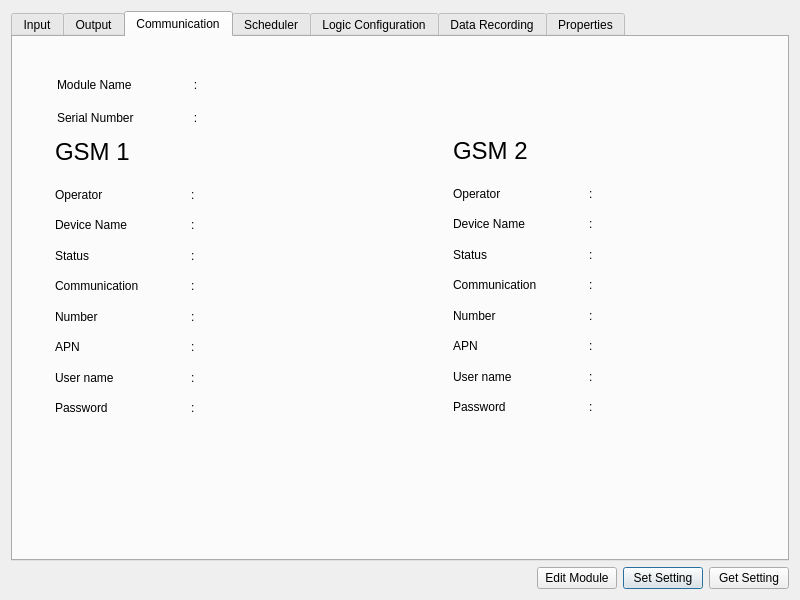
Qt form view/formmodule.ui (zenaki/RTU) before a commit.
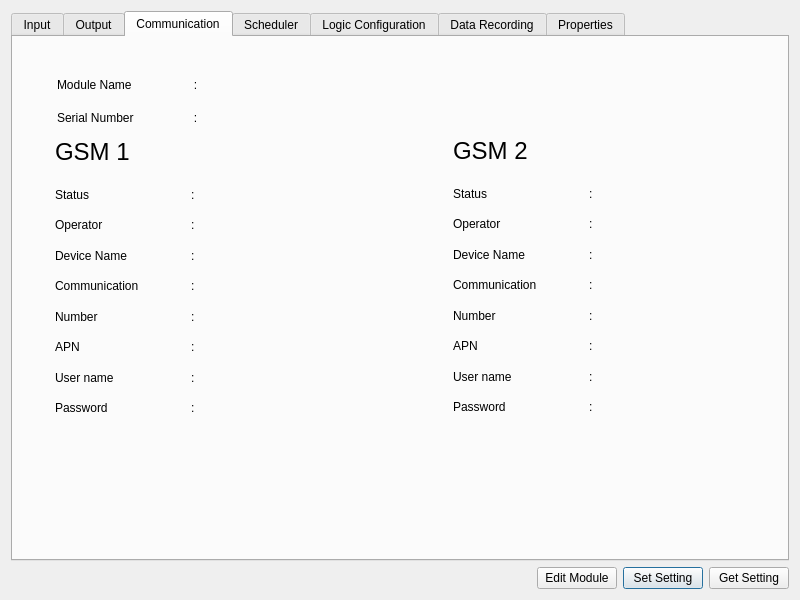
The same form after that commit. Icons and pictures are not drawn.

What changed in the file:
```diff
--- a/view/formmodule.ui
+++ b/view/formmodule.ui
@@ -209,7 +209,7 @@
              </size>
             </property>
             <property name="text">
-             <string>Operator</string>
+             <string>Status</string>
             </property>
            </widget>
           </item>
@@ -228,7 +228,7 @@
              </size>
             </property>
             <property name="text">
-             <string>Status</string>
+             <string>Device Name</string>
             </property>
            </widget>
           </item>
@@ -323,7 +323,7 @@
              </size>
             </property>
             <property name="text">
-             <string>Device Name</string>
+             <string>Operator</string>
             </property>
            </widget>
           </item>
@@ -338,16 +338,6 @@
            </widget>
           </item>
           <item row="1" column="2">
-           <widget class="QLabel" name="device_1">
-            <property name="minimumSize">
-             <size>
-              <width>141</width>
-              <height>27</height>
-             </size>
-            </property>
-           </widget>
-          </item>
-          <item row="0" column="2">
            <widget class="QLabel" name="opt_1">
             <property name="minimumSize">
              <size>
@@ -357,6 +347,16 @@
             </property>
            </widget>
           </item>
+          <item row="0" column="2">
+           <widget class="QLabel" name="status_1">
+            <property name="minimumSize">
+             <size>
+              <width>141</width>
+              <height>27</height>
+             </size>
+            </property>
+           </widget>
+          </item>
           <item row="4" column="0">
            <widget class="QLabel" name="label_6">
             <property name="minimumSize">
@@ -480,7 +480,7 @@
            </widget>
           </item>
           <item row="2" column="2">
-           <widget class="QLabel" name="status_1">
+           <widget class="QLabel" name="device_1">
             <property name="minimumSize">
              <size>
               <width>141</width>
@@ -714,7 +714,7 @@
              </size>
             </property>
             <property name="text">
-             <string>Device Name</string>
+             <string>Operator</string>
             </property>
            </widget>
           </item>
@@ -742,26 +742,6 @@
            </widget>
           </item>
           <item row="2" column="2">
-           <widget class="QLabel" name="status_2">
-            <property name="minimumSize">
-             <size>
-              <width>141</width>
-              <height>27</height>
-             </size>
-            </property>
-           </widget>
-          </item>
-          <item row="3" column="2">
-           <widget class="QLabel" name="com_2">
-            <property name="minimumSize">
-             <size>
-              <width>141</width>
-              <height>27</height>
-             </size>
-            </property>
-           </widget>
-          </item>
-          <item row="1" column="2">
            <widget class="QLabel" name="device_2">
             <property name="minimumSize">
              <size>
@@ -771,7 +751,17 @@
             </property>
            </widget>
           </item>
-          <item row="0" column="2">
+          <item row="3" column="2">
+           <widget class="QLabel" name="com_2">
+            <property name="minimumSize">
+             <size>
+              <width>141</width>
+              <height>27</height>
+             </size>
+            </property>
+           </widget>
+          </item>
+          <item row="1" column="2">
            <widget class="QLabel" name="opt_2">
             <property name="minimumSize">
              <size>
@@ -781,6 +771,16 @@
             </property>
            </widget>
           </item>
+          <item row="0" column="2">
+           <widget class="QLabel" name="status_2">
+            <property name="minimumSize">
+             <size>
+              <width>141</width>
+              <height>27</height>
+             </size>
+            </property>
+           </widget>
+          </item>
           <item row="2" column="0">
            <widget class="QLabel" name="label_15">
             <property name="minimumSize">
@@ -796,7 +796,7 @@
              </size>
             </property>
             <property name="text">
-             <string>Status</string>
+             <string>Device Name</string>
             </property>
            </widget>
           </item>
@@ -815,7 +815,7 @@
              </size>
             </property>
             <property name="text">
-             <string>Operator</string>
+             <string>Status</string>
             </property>
            </widget>
           </item>
```
